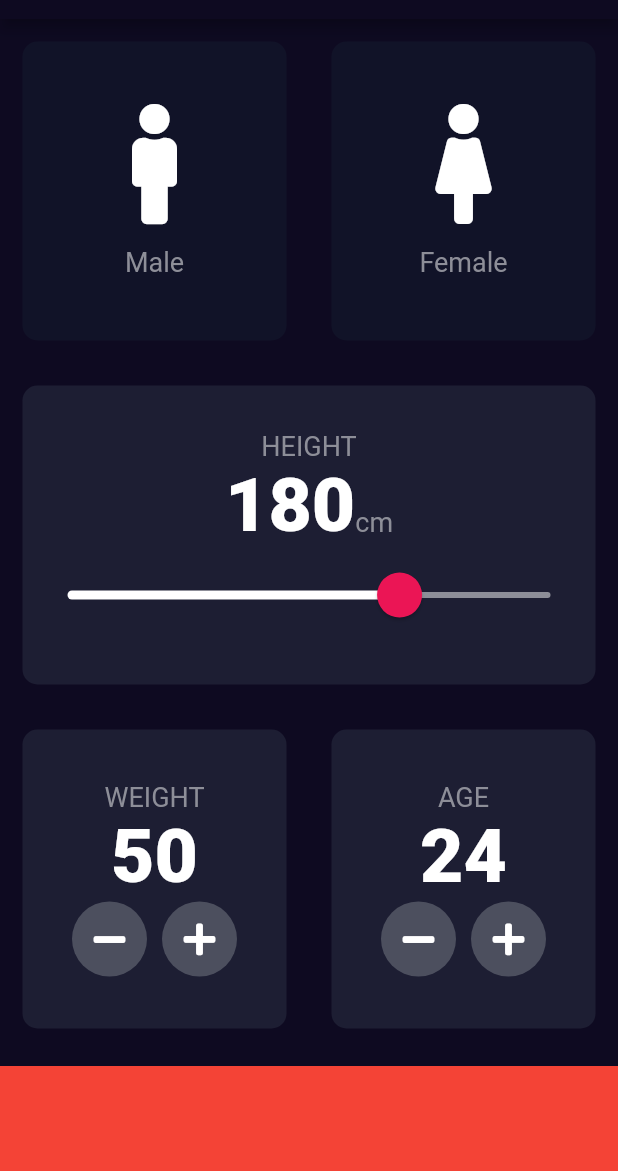
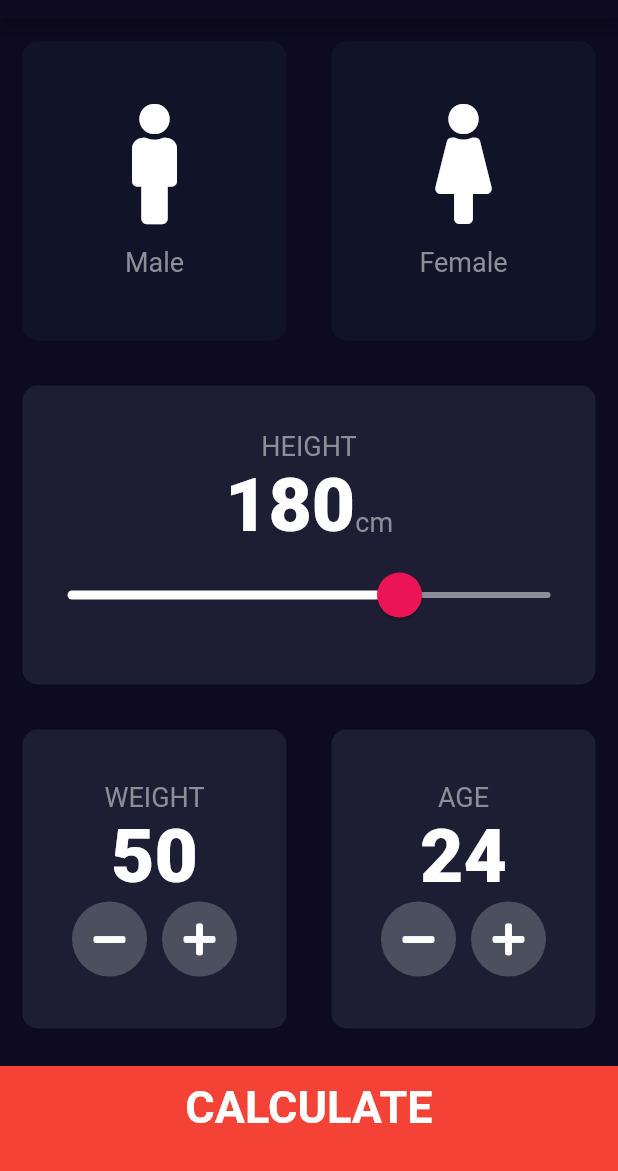
Before and after one commit to Mckenz31/Flutter_learning, a Flutter app: the screen it shows after launch, on a phone screen of 412 x 824 dp, the part 65-1236 px from its top. Run offline on Flutter 3.47's test engine with Material 2 defaults, Android fonts, the light colour scheme and no system bars; our stand-ins replace audioplayers, font_awesome_flutter, rflutter_alert.

Commit message:
BMI-calculator app completed

```diff
--- /dev/null
+++ b/bmi_calculator/lib/bottom_button.dart
@@ -0,0 +1,25 @@
+import 'package:flutter/material.dart';
+import 'constants.dart';
+
+class RoundIconWidget extends StatelessWidget {
+
+  RoundIconWidget({@required this.iconSign, @required this.updateWeightOnPress});
+
+  final IconData iconSign;
+  final Function updateWeightOnPress;
+
+  @override
+  Widget build(BuildContext context) {
+    return RawMaterialButton(
+      elevation: 0.0,
+      onPressed: updateWeightOnPress,
+      shape: CircleBorder(),
+      child: Icon(iconSign),
+      constraints: BoxConstraints.tightFor(
+          width: 50.0,
+          height: 50.0
+      ),
+      fillColor: Color(0xFF4C4F5E),
+    );
+  }
+}
--- a/bmi_calculator/lib/input_page.dart
+++ b/bmi_calculator/lib/input_page.dart
@@ -3,20 +3,18 @@ import 'package:flutter/material.dart';
 import 'CardIconDeets.dart';
 import 'uicard.dart';
 import 'constants.dart';
+import 'result_page.dart';
+import 'bottom_button.dart';
+import 'bmi_calculation.dart';
 
-enum Gender {
-  male,
-  female
-}
+enum Gender { male, female }
 
 class InputPage extends StatefulWidget {
-
   @override
   _InputPageState createState() => _InputPageState();
 }
 
 class _InputPageState extends State<InputPage> {
-
   Gender selectedGender;
   int height = 180;
   int weight = 50;
@@ -28,8 +26,7 @@ class _InputPageState extends State<InputPage> {
       appBar: AppBar(
           title: Center(
         child: Text("BMI CALCULATOR"),
-          )
-      ),
+      )),
       body: Column(
         crossAxisAlignment: CrossAxisAlignment.stretch,
         children: <Widget>[
@@ -38,35 +35,34 @@ class _InputPageState extends State<InputPage> {
             children: <Widget>[
               Expanded(
                 child: UICard(
-                    onPress: (){
+                  onPress: () {
                     setState(() {
                       selectedGender = Gender.male;
                     });
                   },
-                    colour: selectedGender == Gender.male ? kActiveExpandedWidgetColor: kInactiveExpandedWidgetColor,
+                  colour: selectedGender == Gender.male
+                      ? kActiveExpandedWidgetColor
+                      : kInactiveExpandedWidgetColor,
                   cardChild: CardIconDeets(
-                        iconz: FontAwesomeIcons.male,
-                        textz: 'Male'
-                    ),
+                      iconz: FontAwesomeIcons.male, textz: 'Male'),
                 ),
               ),
               Expanded(
                 child: UICard(
-                    onPress: (){
+                  onPress: () {
                     setState(() {
                       selectedGender = Gender.female;
                     });
                   },
-                    colour: selectedGender == Gender.female ? kActiveExpandedWidgetColor: kInactiveExpandedWidgetColor,
+                  colour: selectedGender == Gender.female
+                      ? kActiveExpandedWidgetColor
+                      : kInactiveExpandedWidgetColor,
                   cardChild: CardIconDeets(
-                        iconz: FontAwesomeIcons.female,
-                        textz: "Female"
-                    ),
+                      iconz: FontAwesomeIcons.female, textz: "Female"),
                 ),
               ),
             ],
-            )
-          ),
+          )),
           Expanded(
             child: UICard(
               colour: kActiveExpandedWidgetColor,
@@ -98,14 +94,16 @@ class _InputPageState extends State<InputPage> {
                       inactiveTrackColor: Color(0xFF8D8E98),
                       thumbColor: Color(0xFFEB1555),
                       overlayColor: Color(0x29EB1555),
-                      thumbShape: RoundSliderThumbShape(enabledThumbRadius: 15.0),
-                      overlayShape: RoundSliderOverlayShape(overlayRadius: 30.0),
+                      thumbShape:
+                          RoundSliderThumbShape(enabledThumbRadius: 15.0),
+                      overlayShape:
+                          RoundSliderOverlayShape(overlayRadius: 30.0),
                     ),
                     child: Slider(
                       value: height.toDouble(),
                       min: 70,
                       max: 230,
-                      onChanged: (double newValue){
+                      onChanged: (double newValue) {
                         setState(() {
                           height = newValue.round();
                         });
@@ -138,7 +136,7 @@ class _InputPageState extends State<InputPage> {
                           children: [
                             RoundIconWidget(
                               iconSign: FontAwesomeIcons.minus,
-                                updateWeightOnPress: (){
+                              updateWeightOnPress: () {
                                 setState(() {
                                   weight--;
                                 });
@@ -149,7 +147,7 @@ class _InputPageState extends State<InputPage> {
                             ),
                             RoundIconWidget(
                               iconSign: FontAwesomeIcons.plus,
-                                updateWeightOnPress: (){
+                              updateWeightOnPress: () {
                                 setState(() {
                                   weight++;
                                 });
@@ -180,7 +178,7 @@ class _InputPageState extends State<InputPage> {
                           children: [
                             RoundIconWidget(
                               iconSign: FontAwesomeIcons.minus,
-                                updateWeightOnPress: (){
+                              updateWeightOnPress: () {
                                 setState(() {
                                   age--;
                                 });
@@ -191,7 +189,7 @@ class _InputPageState extends State<InputPage> {
                             ),
                             RoundIconWidget(
                               iconSign: FontAwesomeIcons.plus,
-                                updateWeightOnPress: (){
+                              updateWeightOnPress: () {
                                 setState(() {
                                   age++;
                                 });
@@ -206,11 +204,23 @@ class _InputPageState extends State<InputPage> {
               ],
             ),
           ),
-          Container(
-            margin: EdgeInsets.only(top: 10.0),
-            color: kBottomContainerColor,
-            height: kBottomContainerButton,
-            width: double.infinity,
+          BottomButton(
+            text: 'CALCULATE',
+            onTap: () {
+              BmiCalculator bmical =
+                  BmiCalculator(height: height, weight: weight);
+
+              Navigator.push(
+                context,
+                MaterialPageRoute(
+                  builder: (context) => ResultPage(
+                    status: bmical.bmiStatus(),
+                    result: bmical.bmiResult(),
+                    comment: bmical.bmiComment(),
+                  ),
+                ),
+              );
+            },
           ),
         ],
       ),
@@ -219,25 +229,29 @@ class _InputPageState extends State<InputPage> {
   }
 }
 
-class RoundIconWidget extends StatelessWidget {
+class BottomButton extends StatelessWidget {
+  BottomButton({@required this.text, @required this.onTap});
 
-  RoundIconWidget({@required this.iconSign, @required this.updateWeightOnPress});
-
-  final IconData iconSign;
-  final Function updateWeightOnPress;
+  final String text;
+  final Function onTap;
 
   @override
   Widget build(BuildContext context) {
-    return RawMaterialButton(
-      elevation: 0.0,
-      onPressed: updateWeightOnPress,
-      shape: CircleBorder(),
-      child: Icon(iconSign),
-      constraints: BoxConstraints.tightFor(
-        width: 50.0,
-        height: 50.0
+    return GestureDetector(
+      onTap: onTap,
+      child: Container(
+        padding: EdgeInsets.only(bottom: 15.0),
+        child: Center(
+          child: Text(
+            text,
+            style: kLargeButtonStyle,
           ),
-      fillColor: Color(0xFF4C4F5E),
+        ),
+        margin: EdgeInsets.only(top: 10.0),
+        color: kBottomContainerColor,
+        height: kBottomContainerButton,
+        width: double.infinity,
+      ),
     );
   }
 }
```
Also changed, not shown: bmi_calculator/lib/bmi_calculation.dart (added, +42 -0 lines), bmi_calculator/lib/constants.dart (+26 -0 lines), bmi_calculator/lib/result_page.dart (added, +77 -0 lines). Lines whose indentation alone changed are shown as unchanged.
